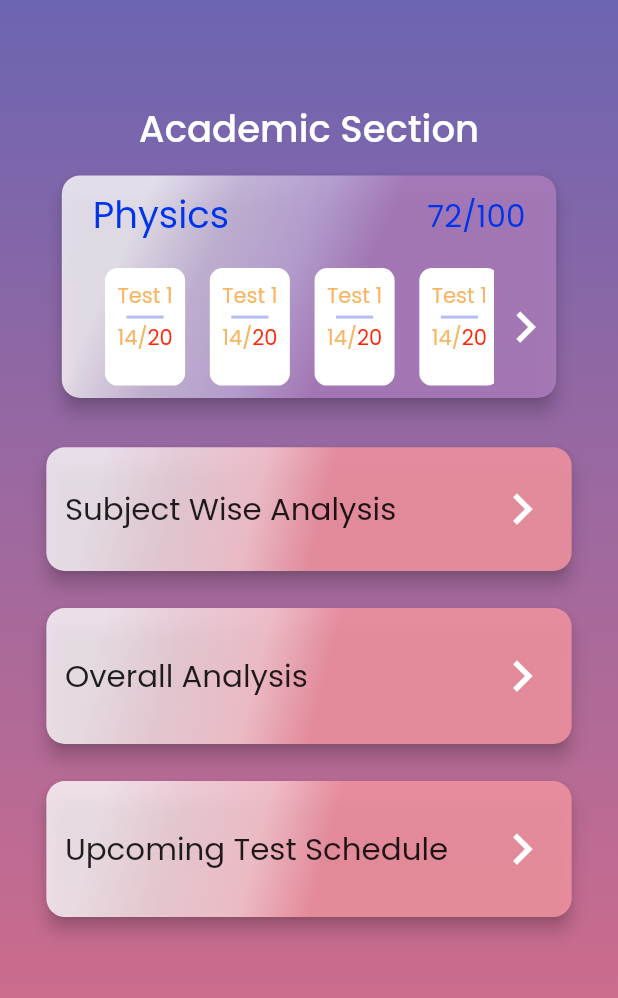
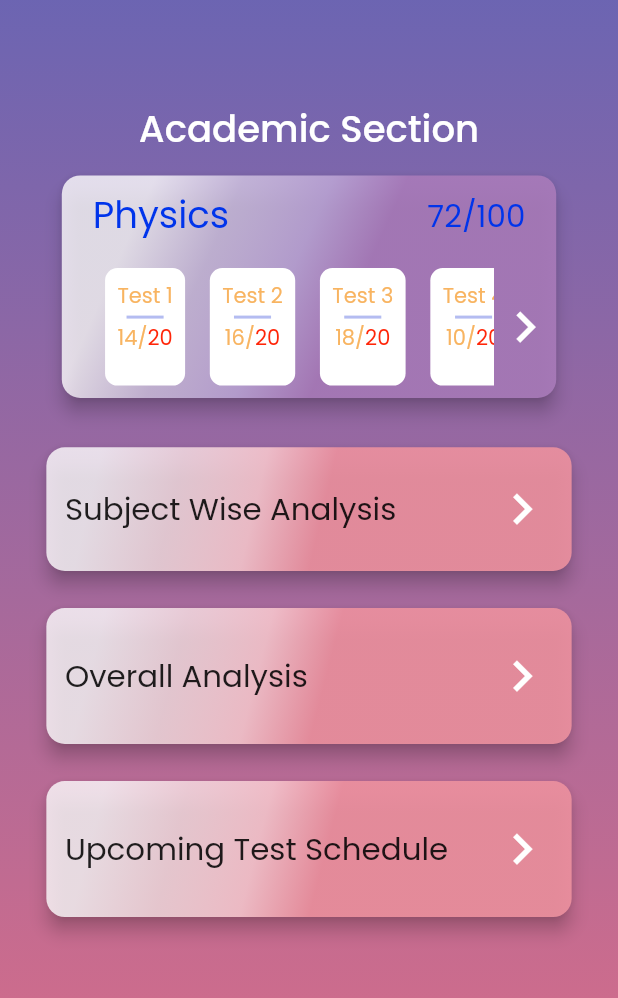
Before and after one commit to IVARA-Application/IV-APP-DEV-TEAM-2, a Flutter app: the ParentAcademicSection screen opened directly, on a phone screen of 412 x 824 dp, the part 84-1082 px from its top. Run offline on Flutter 3.47's test engine with Material 2 defaults, Android fonts, the phone set to English and light mode, and no system bars; our stand-ins replace cached_network_image, carousel_pro, carousel_slider, chewie, circular_countdown_timer, cloud_firestore and 15 more; missing offline and left inert: condition, flutter_cached_pdfview, flutter_downloader, flutter_glow; accounts and stored records are empty.

Commit message:
Academic Section Done

```diff
--- a/lib/parent_screens/parent_academic_section.dart
+++ b/lib/parent_screens/parent_academic_section.dart
@@ -5,8 +5,29 @@ import 'package:new_ivara_app/parent_screens/parents_upcoming_test.dart';
 import 'package:new_ivara_app/shared/custom_icon_button.dart';
 import 'package:new_ivara_app/shared/glow_circle_avatar.dart';
 
-class ParentAcademicSection extends StatelessWidget {
-  const ParentAcademicSection({Key key}) : super(key: key);
+class ParentAcademicSection extends StatefulWidget {
+  @override
+  _ParentAcademicSectionState createState() => _ParentAcademicSectionState();
+}
+
+class _ParentAcademicSectionState extends State<ParentAcademicSection> {
+  List tests = [
+    {'testNo': '1', 'totalMarks': '20', 'marksObtained': '14'},
+    {'testNo': '2', 'totalMarks': '20', 'marksObtained': '16'},
+    {'testNo': '3', 'totalMarks': '20', 'marksObtained': '18'},
+    {'testNo': '4', 'totalMarks': '20', 'marksObtained': '10'},
+    {'testNo': '5', 'totalMarks': '20', 'marksObtained': '20'},
+    {'testNo': '6', 'totalMarks': '20', 'marksObtained': '17'},
+    {'testNo': '7', 'totalMarks': '20', 'marksObtained': '14'},
+    {'testNo': '8', 'totalMarks': '20', 'marksObtained': '15'},
+  ];
+  double currentPos=100;
+  ScrollController _scrollController;
+  @override
+  void initState() {
+    super.initState();
+    _scrollController = new ScrollController();
+  }
 
   @override
   Widget build(BuildContext context) {
@@ -94,12 +115,13 @@ class ParentAcademicSection extends StatelessWidget {
                                 width: width * 0.05,
                               ),
                               Expanded(
-                                child: ListView.builder(
+                                  child: ListView(
                                       scrollDirection: Axis.horizontal,
-                                    itemCount: 10,
-                                    itemBuilder: (context, index) {
+                                      controller: _scrollController,
+                                      children: tests.map((item) {
                                         return Padding(
-                                        padding: EdgeInsets.all(height * 0.01),
+                                          padding:
+                                              EdgeInsets.all(height * 0.01),
                                           child: Container(
                                               decoration: BoxDecoration(
                                                   borderRadius:
@@ -107,19 +129,22 @@ class ParentAcademicSection extends StatelessWidget {
                                                           height * 0.01),
                                                   color: Colors.white),
                                               child: Padding(
-                                              padding:
-                                                  EdgeInsets.all(height * 0.01),
+                                                padding: EdgeInsets.all(
+                                                    height * 0.01),
                                                 child: Column(
                                                   children: [
-                                                  Text('Test 1',
+                                                    Text(
+                                                        'Test ' +
+                                                            item['testNo'],
                                                         style: TextStyle(
                                                           color:
                                                               Color(0xFFF8B461),
                                                         )),
                                                     Container(
-                                                      margin:
-                                                          EdgeInsets.symmetric(
-                                                              vertical: height *
+                                                        margin: EdgeInsets
+                                                            .symmetric(
+                                                                vertical:
+                                                                    height *
                                                                         0.003),
                                                         width: width * 0.06,
                                                         height: 2,
@@ -127,12 +152,14 @@ class ParentAcademicSection extends StatelessWidget {
                                                             .withOpacity(0.5)),
                                                     Row(
                                                       children: [
-                                                      Text('14/',
+                                                        Text(
+                                                            item['marksObtained'] +
+                                                                '/',
                                                             style: TextStyle(
                                                               color: Color(
                                                                   0xFFF8B461),
                                                             )),
-                                                      Text('20',
+                                                        Text(item['totalMarks'],
                                                             style: TextStyle(
                                                                 color: Color(
                                                                     0xFFFF2609)))
@@ -142,12 +169,17 @@ class ParentAcademicSection extends StatelessWidget {
                                                 ),
                                               )),
                                         );
-                                    }),
-                              ),
-                              Icon(
+                                      }).toList())),
+                              GestureDetector(
+                                onTap:(){
+                                  _scrollController.animateTo(currentPos, duration: new Duration(seconds: 2), curve: Curves.ease);
+                                  currentPos=currentPos+100;
+                                },
+                                child: Icon(
                                   Icons.keyboard_arrow_right,
                                   size: height * 0.05,
                                   color: Colors.white,
+                                ),
                               )
                             ],
                           ),
@@ -229,12 +261,16 @@ class ParentAcademicSection extends StatelessWidget {
               ),
               SizedBox(height: height * 0.03),
               GestureDetector(
-                onTap: (){
-                  Navigator.push(context,MaterialPageRoute(builder: (context)=>ParentsUpcomingTests()));
+                onTap: () {
+                  Navigator.push(
+                      context,
+                      MaterialPageRoute(
+                          builder: (context) => ParentsUpcomingTests()));
                 },
                 child: Material(
                   elevation: 5,
-                  borderRadius: BorderRadius.all(Radius.circular(height * 0.015)),
+                  borderRadius:
+                      BorderRadius.all(Radius.circular(height * 0.015)),
                   color: Colors.transparent,
                   child: Container(
                       height: height * 0.11,
```
Also changed, not shown: lib/student_screens/student_homepage/academic/academic_section.dart (+55 -19 lines), pubspec.lock. Lines whose indentation alone changed are shown as unchanged.
